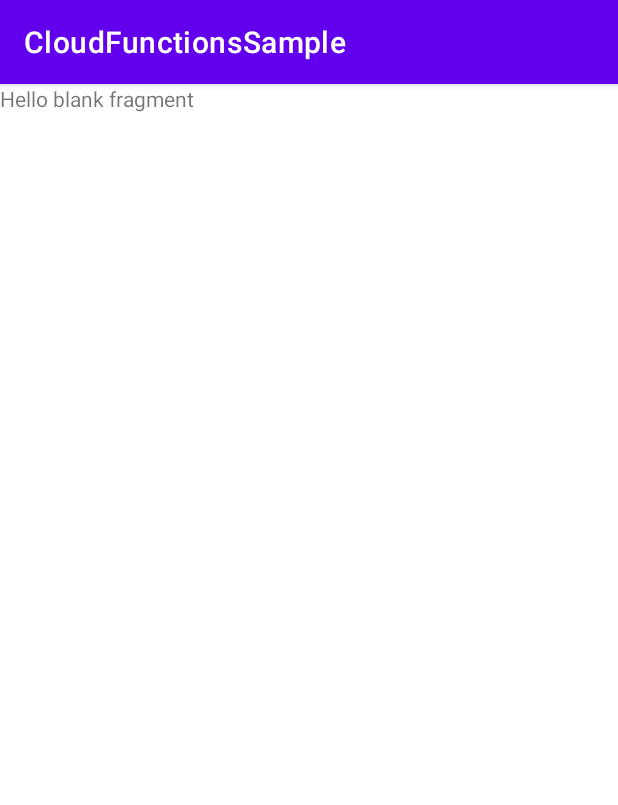
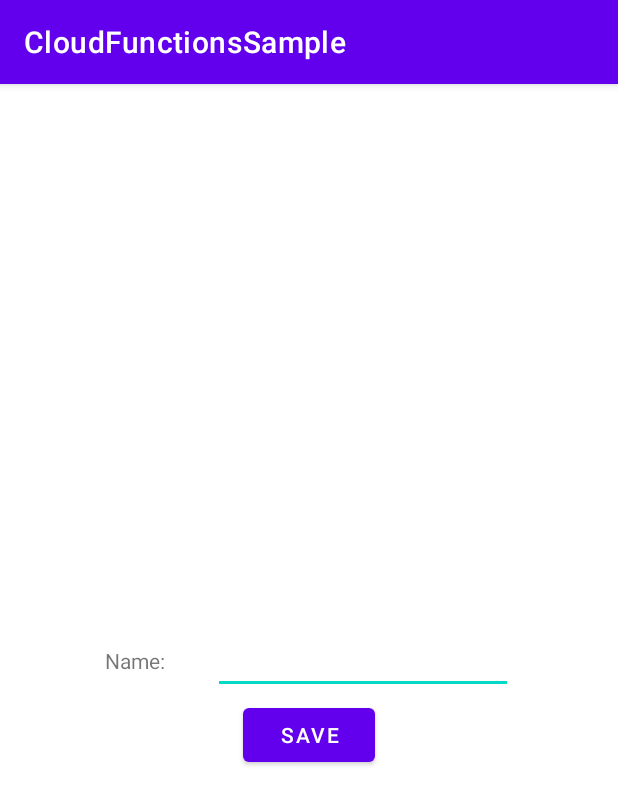
Before and after one commit to 5karaoglu/CloudFunctionsSample, an Android app: the screen it shows after launch (MainActivity), on a phone screen of 412 x 824 dp. Shown: the top 805 px of the screen. Run offline under Robolectric (Android 15) with nearby library versions, the light colour scheme and no system bars; our stand-ins replace Dagger/Hilt's generated code, Firebase (no records; nobody signed in at launch, a user with empty details on screens opened directly).

Commit message:
add list users

```diff
--- a/app/src/main/java/com/besirkaraoglu/cloudfunctionssample/MainViewModel.kt
+++ b/app/src/main/java/com/besirkaraoglu/cloudfunctionssample/MainViewModel.kt
@@ -3,6 +3,8 @@ package com.besirkaraoglu.cloudfunctionssample
 import androidx.lifecycle.MutableLiveData
 import androidx.lifecycle.ViewModel
 import androidx.lifecycle.viewModelScope
+import com.besirkaraoglu.cloudfunctionssample.core.SharedPreferences
+import com.besirkaraoglu.cloudfunctionssample.core.util.Resource
 import com.besirkaraoglu.cloudfunctionssample.data.FirestoreRepository
 import com.besirkaraoglu.cloudfunctionssample.model.User
 import dagger.hilt.android.lifecycle.HiltViewModel
@@ -14,16 +16,33 @@ import javax.inject.Inject
 @HiltViewModel
 class MainViewModel
 @Inject constructor(
-    private val firestoreRepository: FirestoreRepository
+    private val firestoreRepository: FirestoreRepository,
+    private val sharedPreferences: SharedPreferences
 ): ViewModel(){
 
     private val _userId = MutableLiveData<String>()
     val userId get() = _userId
 
-    fun addUser(name: String, photoUrl: String) = viewModelScope.launch(Dispatchers.IO) {
+    private val _users = MutableLiveData<Resource<List<User>>>()
+    val users get() = _users
+
+    fun setCurrentUserId(uid: String){
+        _userId.value = uid
+    }
+
+    fun addUser(name: String, photoUrl: String?) = viewModelScope.launch(Dispatchers.IO) {
         val uid = UUID.randomUUID().toString()
+        sharedPreferences.setUid(uid)
         val user = User(uid, name, photoUrl)
         firestoreRepository.addOrUpdateUser(user)
     }
 
+    fun isUserRegistered(): Boolean =
+        sharedPreferences.getUid() != null
+
+    fun getUsers() = viewModelScope.launch(Dispatchers.IO) {
+        firestoreRepository.getUsers().collect{
+            _users.postValue(it)
+        }
+    }
 }
--- /dev/null
+++ b/app/src/main/java/com/besirkaraoglu/cloudfunctionssample/core/SharedPreferences.kt
@@ -0,0 +1,25 @@
+package com.besirkaraoglu.cloudfunctionssample.core
+
+import android.content.Context
+import android.content.SharedPreferences
+import dagger.hilt.android.qualifiers.ApplicationContext
+import javax.inject.Inject
+import javax.inject.Singleton
+
+class SharedPreferences
+@Inject constructor(
+    context: Context
+){
+    companion object{
+        const val KEY_UID = "uid"
+    }
+    private val sharedPref: SharedPreferences = context.getSharedPreferences("sp", Context.MODE_PRIVATE)
+
+    fun setUid(uid: String){
+        sharedPref.edit().putString(KEY_UID,uid).apply()
+    }
+
+    fun getUid(): String?{
+        return sharedPref.getString(KEY_UID,null)
+    }
+}
--- a/app/src/main/java/com/besirkaraoglu/cloudfunctionssample/core/di/RepositoryModule.kt
+++ b/app/src/main/java/com/besirkaraoglu/cloudfunctionssample/core/di/RepositoryModule.kt
@@ -1,11 +1,14 @@
 package com.besirkaraoglu.cloudfunctionssample.core.di
 
+import android.content.Context
+import com.besirkaraoglu.cloudfunctionssample.core.SharedPreferences
 import com.besirkaraoglu.cloudfunctionssample.data.FirestoreRepository
 import com.google.firebase.firestore.ktx.firestore
 import com.google.firebase.ktx.Firebase
 import dagger.Module
 import dagger.Provides
 import dagger.hilt.InstallIn
+import dagger.hilt.android.qualifiers.ApplicationContext
 import dagger.hilt.components.SingletonComponent
 import javax.inject.Singleton
 
@@ -17,4 +20,9 @@ object RepositoryModule {
     @Singleton
     fun provideFirestoreRepository(): FirestoreRepository =
         FirestoreRepository(Firebase.firestore)
+
+    @Provides
+    @Singleton
+    fun provideSharedPreferences(@ApplicationContext context: Context) =
+        SharedPreferences(context)
 }
--- a/app/src/main/java/com/besirkaraoglu/cloudfunctionssample/ui/main/MainFragment.kt
+++ b/app/src/main/java/com/besirkaraoglu/cloudfunctionssample/ui/main/MainFragment.kt
@@ -1,20 +1,67 @@
 package com.besirkaraoglu.cloudfunctionssample.ui.main
 
 import android.os.Bundle
+import android.util.Log
 import androidx.fragment.app.Fragment
 import android.view.LayoutInflater
 import android.view.View
 import android.view.ViewGroup
 import androidx.fragment.app.activityViewModels
+import androidx.navigation.fragment.findNavController
+import androidx.recyclerview.widget.LinearLayoutManager
 import com.besirkaraoglu.cloudfunctionssample.MainViewModel
 import com.besirkaraoglu.cloudfunctionssample.R
+import com.besirkaraoglu.cloudfunctionssample.core.util.Resource
 import com.besirkaraoglu.cloudfunctionssample.core.util.viewBinding
 import com.besirkaraoglu.cloudfunctionssample.databinding.FragmentMainBinding
+import com.besirkaraoglu.cloudfunctionssample.model.User
 import dagger.hilt.android.AndroidEntryPoint
 
 @AndroidEntryPoint
 class MainFragment : Fragment(R.layout.fragment_main) {
+    val TAG = "MainFragment"
 
     private val binding by viewBinding(FragmentMainBinding::bind)
     private val viewModel by activityViewModels<MainViewModel>()
+
+    val usersAdapter = MainRVAdapter { user -> adapterOnClick(user) }
+
+
+    override fun onViewCreated(view: View, savedInstanceState: Bundle?) {
+        super.onViewCreated(view, savedInstanceState)
+
+        if (!viewModel.isUserRegistered()) {
+            findNavController().navigate(R.id.action_mainFragment_to_registerFragment)
+            return
+        }
+
+        binding.recyclerView.layoutManager = LinearLayoutManager(requireContext(),LinearLayoutManager.VERTICAL,false)
+        binding.recyclerView.adapter = usersAdapter
+        getUsers()
+    }
+
+    private fun adapterOnClick(user: User) {
+        viewModel.setCurrentUserId(user.uid!!)
+        findNavController().navigate(R.id.action_mainFragment_to_chatFragment)
+    }
+
+    private fun getUsers() {
+        viewModel.getUsers()
+        viewModel.users.observe(viewLifecycleOwner){ result ->
+            when(result){
+                is Resource.Empty -> {}
+                is Resource.Error -> {
+                    Log.e(TAG, "getUsers: ${result.message}")
+                }
+                is Resource.Loading -> {
+                    Log.d(TAG, "getUsers: Users loading.")
+                }
+                is Resource.Success -> {
+                    usersAdapter.submitList(result.data)
+                }
+            }
+        }
+    }
+
+
 }
--- /dev/null
+++ b/app/src/main/java/com/besirkaraoglu/cloudfunctionssample/ui/register/RegisterFragment.kt
@@ -0,0 +1,31 @@
+package com.besirkaraoglu.cloudfunctionssample.ui.register
+
+import android.os.Bundle
+import androidx.fragment.app.Fragment
+import android.view.LayoutInflater
+import android.view.View
+import android.view.ViewGroup
+import androidx.fragment.app.activityViewModels
+import com.besirkaraoglu.cloudfunctionssample.MainViewModel
+import com.besirkaraoglu.cloudfunctionssample.R
+import com.besirkaraoglu.cloudfunctionssample.core.util.viewBinding
+import com.besirkaraoglu.cloudfunctionssample.databinding.FragmentRegisterBinding
+
+
+class RegisterFragment : Fragment(R.layout.fragment_register) {
+
+    private val binding by viewBinding(FragmentRegisterBinding::bind)
+    private val viewModel by activityViewModels<MainViewModel>()
+
+
+    override fun onViewCreated(view: View, savedInstanceState: Bundle?) {
+        super.onViewCreated(view, savedInstanceState)
+        initListeners()
+    }
+
+    private fun initListeners() {
+        binding.buttonSave.setOnClickListener {
+            viewModel.addUser(binding.etName.text.toString(),"")
+        }
+    }
+}
--- /dev/null
+++ b/app/src/main/res/layout/fragment_register.xml
@@ -0,0 +1,44 @@
+<?xml version="1.0" encoding="utf-8"?>
+<androidx.constraintlayout.widget.ConstraintLayout xmlns:android="http://schemas.android.com/apk/res/android"
+    xmlns:app="http://schemas.android.com/apk/res-auto"
+    xmlns:tools="http://schemas.android.com/tools"
+    android:layout_width="match_parent"
+    android:layout_height="match_parent"
+    tools:context=".ui.register.RegisterFragment">
+
+    <TextView
+        android:id="@+id/tvName"
+        android:layout_width="wrap_content"
+        android:layout_height="wrap_content"
+        android:layout_margin="16dp"
+        android:text="@string/name"
+        app:layout_constraintBottom_toBottomOf="parent"
+        app:layout_constraintEnd_toStartOf="@+id/etName"
+        app:layout_constraintHorizontal_bias="0.5"
+        app:layout_constraintHorizontal_chainStyle="packed"
+        app:layout_constraintStart_toStartOf="parent"
+        app:layout_constraintTop_toTopOf="parent" />
+
+    <EditText
+        android:id="@+id/etName"
+        android:layout_width="200dp"
+        android:layout_height="wrap_content"
+        android:layout_margin="16dp"
+        android:maxLength="32"
+        app:layout_constraintBottom_toBottomOf="parent"
+        app:layout_constraintEnd_toEndOf="parent"
+        app:layout_constraintHorizontal_bias="0.5"
+        app:layout_constraintStart_toEndOf="@+id/tvName"
+        app:layout_constraintTop_toTopOf="parent" />
+
+    <Button
+        android:id="@+id/buttonSave"
+        android:layout_width="wrap_content"
+        android:layout_height="wrap_content"
+        android:text="@string/save"
+        android:layout_margin="16dp"
+        app:layout_constraintEnd_toEndOf="parent"
+        app:layout_constraintStart_toStartOf="parent"
+        app:layout_constraintTop_toBottomOf="@+id/tvName" />
+
+</androidx.constraintlayout.widget.ConstraintLayout>
--- a/app/src/main/res/navigation/nav_graph.xml
+++ b/app/src/main/res/navigation/nav_graph.xml
@@ -13,10 +13,22 @@
         <action
             android:id="@+id/action_mainFragment_to_chatFragment"
             app:destination="@id/chatFragment" />
+        <action
+            android:id="@+id/action_mainFragment_to_registerFragment"
+            app:destination="@id/registerFragment" />
     </fragment>
     <fragment
         android:id="@+id/chatFragment"
         android:name="com.besirkaraoglu.cloudfunctionssample.ui.chat.ChatFragment"
         android:label="fragment_chat"
         tools:layout="@layout/fragment_chat" />
+    <fragment
+        android:id="@+id/registerFragment"
+        android:name="com.besirkaraoglu.cloudfunctionssample.ui.register.RegisterFragment"
+        android:label="fragment_register"
+        tools:layout="@layout/fragment_register" >
+        <action
+            android:id="@+id/action_registerFragment_to_mainFragment"
+            app:destination="@id/mainFragment" />
+    </fragment>
 </navigation>
--- a/app/src/main/res/values/strings.xml
+++ b/app/src/main/res/values/strings.xml
@@ -2,4 +2,6 @@
     <string name="app_name">CloudFunctionsSample</string>
     <!-- TODO: Remove or change this placeholder text -->
     <string name="hello_blank_fragment">Hello blank fragment</string>
+    <string name="name">Name:</string>
+    <string name="save">Save</string>
 </resources>
```
Also changed, not shown: app/src/main/java/com/besirkaraoglu/cloudfunctionssample/data/FirestoreRepository.kt (+23 -0 lines), app/src/main/java/com/besirkaraoglu/cloudfunctionssample/ui/main/MainRVAdapter.kt (added, +67 -0 lines), app/src/main/res/layout/fragment_main.xml (+11 -7 lines), app/src/main/res/layout/main_user_item.xml (added, +32 -0 lines).
